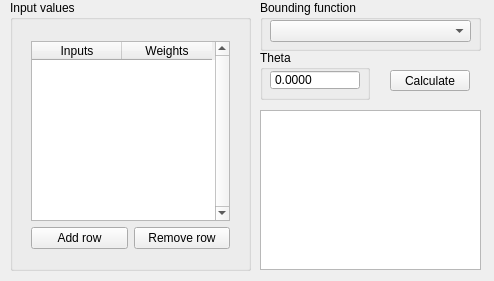
First picture: the form in Perceptron/perceptronwindow.ui, repository PALuczak/AIFundamentals, before the edit.
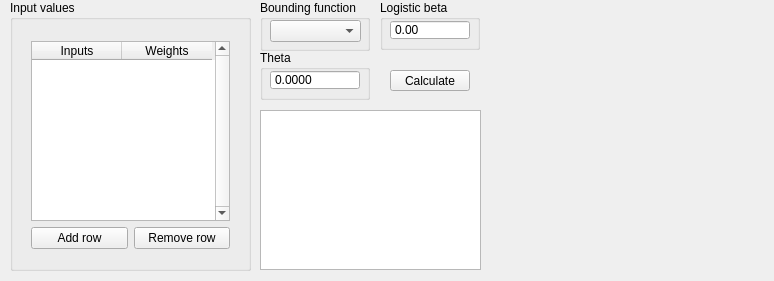
Second picture: the form after the edit.

```diff
--- a/Perceptron/perceptronwindow.ui
+++ b/Perceptron/perceptronwindow.ui
@@ -6,7 +6,7 @@
    <rect>
     <x>0</x>
     <y>0</y>
-    <width>494</width>
+    <width>774</width>
     <height>281</height>
    </rect>
   </property>
@@ -32,7 +32,7 @@
      <rect>
       <x>260</x>
       <y>0</y>
-      <width>221</width>
+      <width>110</width>
       <height>51</height>
      </rect>
     </property>
@@ -44,7 +44,7 @@
       <rect>
        <x>10</x>
        <y>20</y>
-       <width>201</width>
+       <width>91</width>
        <height>22</height>
       </rect>
      </property>
@@ -179,6 +179,43 @@
      </property>
     </widget>
    </widget>
+   <widget class="QGroupBox" name="betaGroup">
+    <property name="geometry">
+     <rect>
+      <x>380</x>
+      <y>0</y>
+      <width>100</width>
+      <height>50</height>
+     </rect>
+    </property>
+    <property name="title">
+     <string>Logistic beta</string>
+    </property>
+    <widget class="QDoubleSpinBox" name="betaBox">
+     <property name="geometry">
+      <rect>
+       <x>10</x>
+       <y>20</y>
+       <width>80</width>
+       <height>20</height>
+      </rect>
+     </property>
+     <property name="buttonSymbols">
+      <enum>QAbstractSpinBox::NoButtons</enum>
+     </property>
+    </widget>
+   </widget>
+   <widget class="QWidget" name="verticalLayoutWidget_2">
+    <property name="geometry">
+     <rect>
+      <x>490</x>
+      <y>10</y>
+      <width>270</width>
+      <height>260</height>
+     </rect>
+    </property>
+    <layout class="QVBoxLayout" name="plotLayout"/>
+   </widget>
   </widget>
  </widget>
  <layoutdefault spacing="6" margin="11"/>
```
